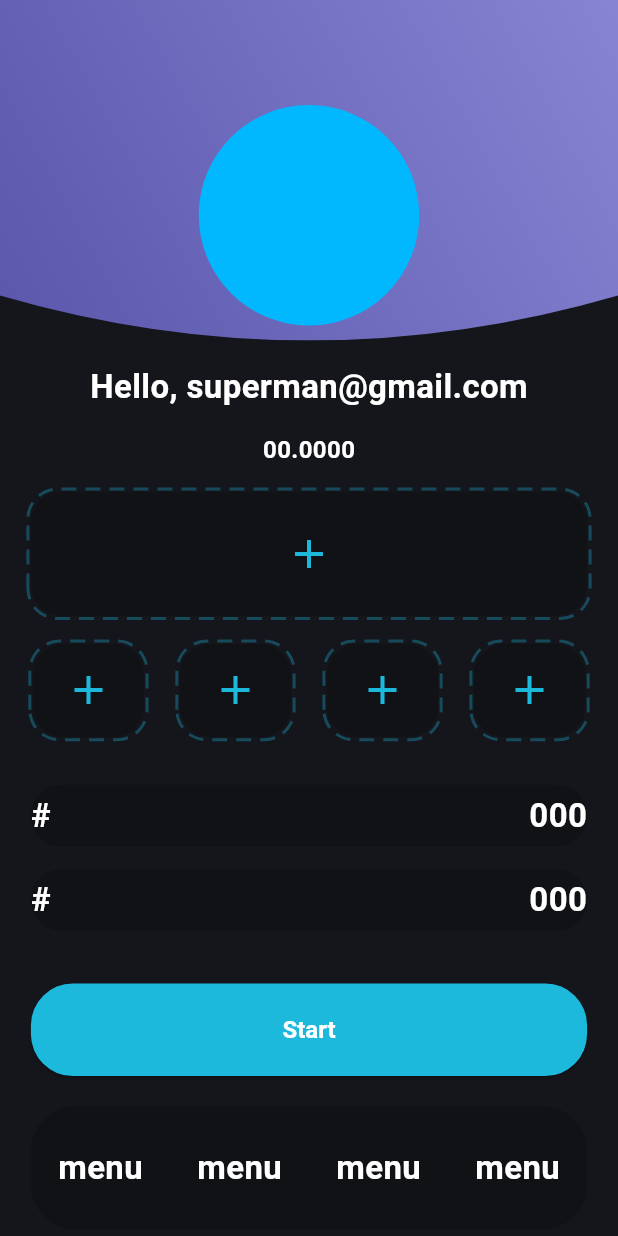
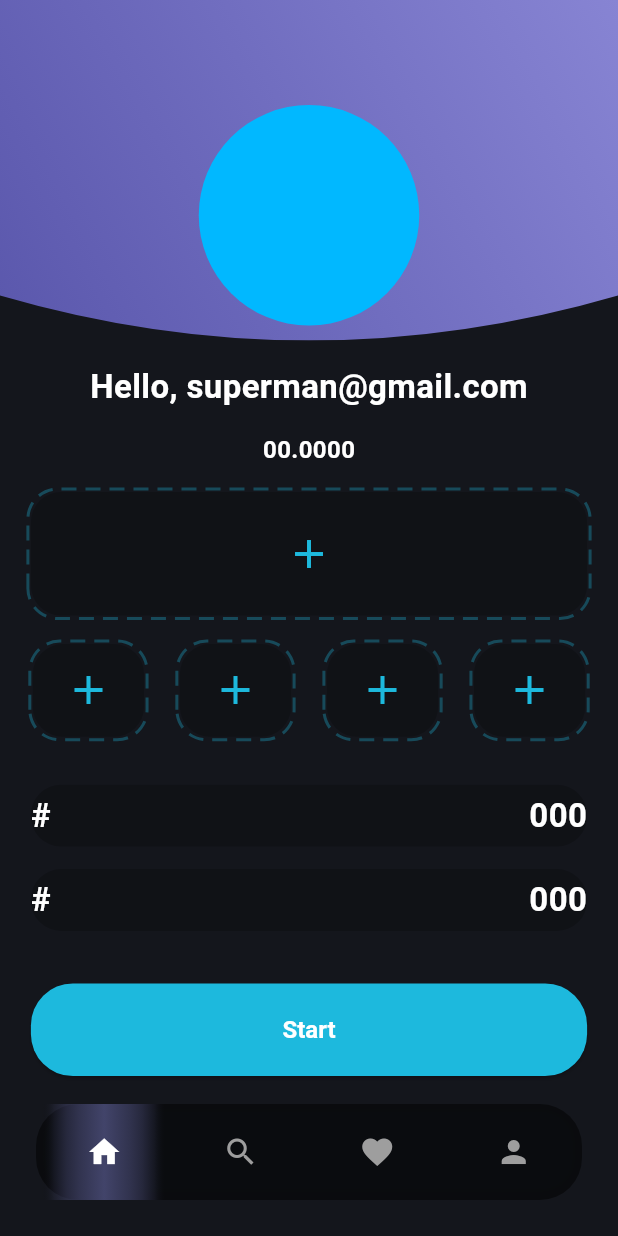
Before and after one commit to dobrunov/beautiful_app_ui, a Flutter app: the screen it shows after launch, on a phone screen of 412 x 824 dp. Run offline on Flutter 3.47's test engine with Material 2 defaults, Android fonts, the phone set to English and light mode, and no system bars; drawn by our look-alikes of dotted_border.

Commit message:
added bottom nav bar with draft icons

```diff
--- a/lib/main.dart
+++ b/lib/main.dart
@@ -32,6 +32,74 @@ class MyHomePage extends StatefulWidget {
 }
 
 class _MyHomePageState extends State<MyHomePage> {
+  int _selectedIndex = 0;
+
+  final List<Widget> _pages = [
+    HomeScreen(),
+    SearchScreen(),
+    FavoritesScreen(),
+    ProfileScreen(),
+  ];
+
+  @override
+  Widget build(BuildContext context) {
+    return Scaffold(
+      backgroundColor: const Color(0xff14161C),
+      body: _pages[_selectedIndex],
+      bottomNavigationBar: Padding(
+        padding: const EdgeInsets.all(24.0),
+        child: Container(
+          decoration: BoxDecoration(
+            color: const Color.fromRGBO(0, 0, 0, 0.5),
+            borderRadius: const BorderRadius.only(
+              topLeft: Radius.circular(28.0),
+              topRight: Radius.circular(28.0),
+              bottomLeft: Radius.circular(28.0),
+              bottomRight: Radius.circular(28.0),
+            ),
+            boxShadow: [
+              BoxShadow(
+                color: Colors.grey.withOpacity(0.005),
+                spreadRadius: 1,
+                blurRadius: 5,
+                offset: const Offset(0, -1),
+              ),
+            ],
+          ),
+          child: Row(
+            mainAxisAlignment: MainAxisAlignment.spaceAround,
+            children: [
+              _buildNavItem(0, Icons.home),
+              _buildNavItem(1, Icons.search),
+              _buildNavItem(2, Icons.favorite),
+              _buildNavItem(3, Icons.person),
+            ],
+          ),
+        ),
+      ),
+    );
+  }
+
+  Widget _buildNavItem(int index, IconData iconData) {
+    return GestureDetector(
+      onTap: () {
+        setState(() {
+          _selectedIndex = index;
+        });
+      },
+      child: Container(
+        padding: const EdgeInsets.only(left: 30.0, top: 20.0, right: 30.0, bottom: 20.0),
+        decoration: _selectedIndex == index ? backlight : null,
+        child: Icon(
+          iconData,
+          color: _selectedIndex == index ? Colors.white : Colors.grey,
+        ),
+      ),
+    );
+  }
+}
+
+class HomeScreen extends StatelessWidget {
   @override
   Widget build(BuildContext context) {
     return Scaffold(
@@ -88,7 +156,7 @@ class _MyHomePageState extends State<MyHomePage> {
               ),
             ),
             Padding(
-              padding: EdgeInsets.only(bottom: 15.0),
+              padding: const EdgeInsets.only(bottom: 15.0),
               child: DottedBorder(
                 borderType: BorderType.RRect,
                 radius: const Radius.circular(20),
@@ -222,7 +290,7 @@ class _MyHomePageState extends State<MyHomePage> {
                   )),
             ),
             Padding(
-              padding: EdgeInsets.only(top: 15.0),
+              padding: const EdgeInsets.only(top: 15.0),
               child: Container(
                   width: MediaQuery.of(context).size.width * 0.9,
                   height: MediaQuery.of(context).size.width * 0.1,
@@ -230,7 +298,7 @@ class _MyHomePageState extends State<MyHomePage> {
                     color: const Color.fromRGBO(0, 0, 0, 0.2),
                     borderRadius: BorderRadius.circular(20),
                   ),
-                  child: Row(
+                  child: const Row(
                     mainAxisAlignment: MainAxisAlignment.spaceBetween,
                     children: [
                       Text(
@@ -270,37 +338,6 @@ class _MyHomePageState extends State<MyHomePage> {
                 ),
               ),
             ),
-            Padding(
-              padding: const EdgeInsets.only(top: 5.0, bottom: 20),
-              child: Container(
-                  width: MediaQuery.of(context).size.width * 0.9,
-                  height: MediaQuery.of(context).size.width * 0.2,
-                  decoration: BoxDecoration(
-                    color: const Color.fromRGBO(0, 0, 0, 0.2),
-                    borderRadius: BorderRadius.circular(30),
-                  ),
-                  child: const Row(
-                    mainAxisAlignment: MainAxisAlignment.spaceAround,
-                    children: [
-                      Text(
-                        'menu',
-                        style: TextStyle(color: Colors.white, fontSize: 22, fontWeight: FontWeight.bold),
-                      ),
-                      Text(
-                        'menu',
-                        style: TextStyle(color: Colors.white, fontSize: 22, fontWeight: FontWeight.bold),
-                      ),
-                      Text(
-                        'menu',
-                        style: TextStyle(color: Colors.white, fontSize: 22, fontWeight: FontWeight.bold),
-                      ),
-                      Text(
-                        'menu',
-                        style: TextStyle(color: Colors.white, fontSize: 22, fontWeight: FontWeight.bold),
-                      ),
-                    ],
-                  )),
-            ),
           ],
         ),
       ),
@@ -331,3 +368,49 @@ class ClipPathClass extends CustomClipper<Path> {
   @override
   bool shouldReclip(CustomClipper<Path> oldClipper) => false;
 }
+
+class SearchScreen extends StatelessWidget {
+  @override
+  Widget build(BuildContext context) {
+    return Center(
+      child: Text('Search Screen'),
+    );
+  }
+}
+
+class FavoritesScreen extends StatelessWidget {
+  @override
+  Widget build(BuildContext context) {
+    return Center(
+      child: Text('Favorites Screen'),
+    );
+  }
+}
+
+class ProfileScreen extends StatelessWidget {
+  @override
+  Widget build(BuildContext context) {
+    return Center(
+      child: Text('Profile Screen'),
+    );
+  }
+}
+
+const BoxDecoration backlight = BoxDecoration(
+  gradient: LinearGradient(
+    colors: [
+      Colors.transparent,
+      Color.fromRGBO(66, 68, 106, 0.2),
+      Color.fromRGBO(66, 68, 106, 0.5),
+      Color.fromRGBO(66, 68, 106, 0.7),
+      Color.fromRGBO(66, 68, 106, 1.0),
+      Color.fromRGBO(66, 68, 106, 0.7),
+      Color.fromRGBO(66, 68, 106, 0.5),
+      Color.fromRGBO(66, 68, 106, 0.2),
+      Colors.transparent,
+    ],
+    stops: [0.0, 0.1, 0.2, 0.3, 0.5, 0.7, 0.8, 0.9, 1.0],
+    begin: FractionalOffset(0.0, 0.5),
+    end: FractionalOffset(1.0, 0.5),
+  ),
+);
```
